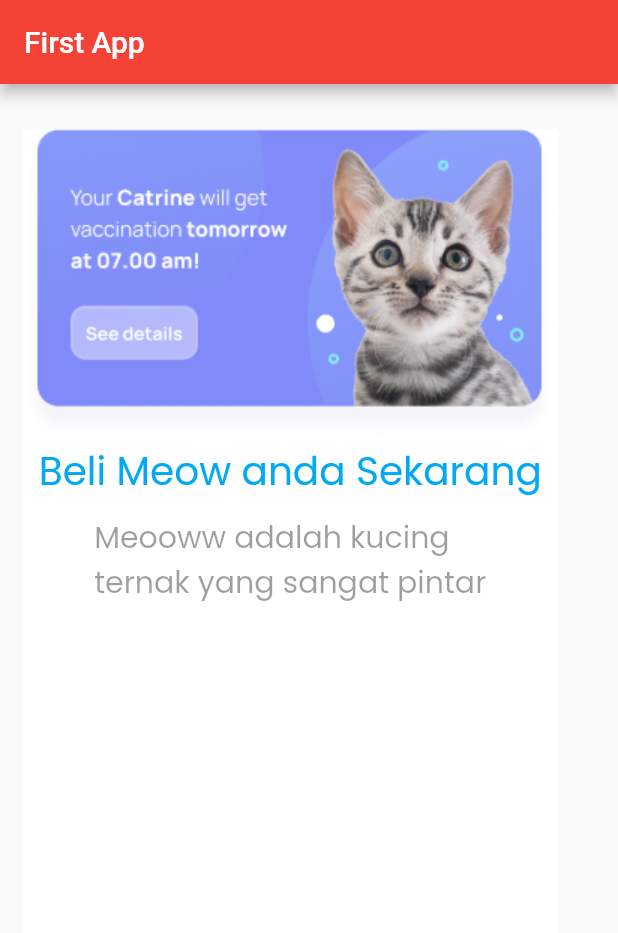
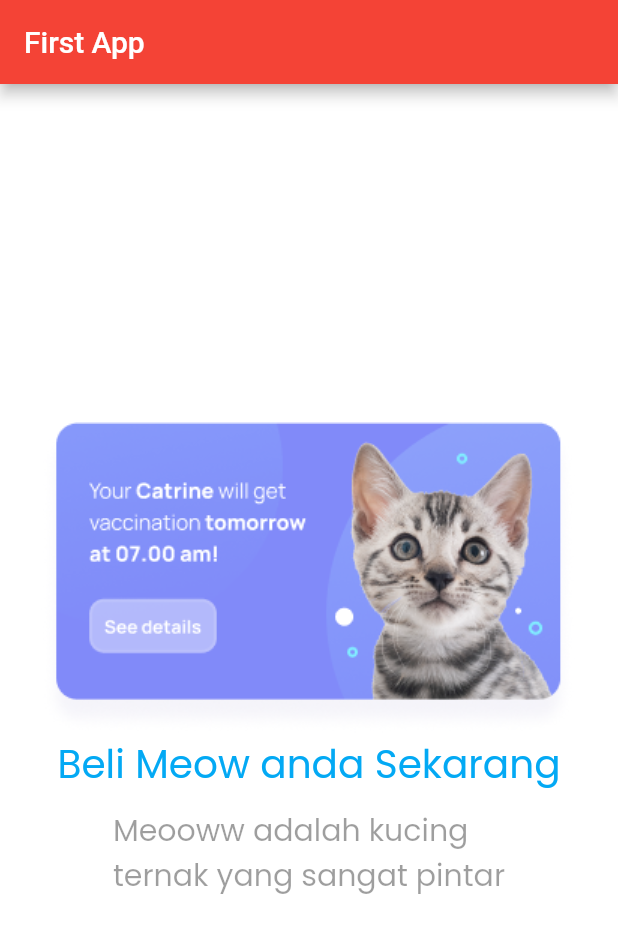
Before and after one commit to arifin1301/learn-flutter, a Flutter app: the screen it shows after launch, on a phone screen of 412 x 824 dp. Shown: the top 933 px of the screen. Run offline on Flutter 3.47's test engine with Material 2 defaults, Android fonts, the phone set to English and light mode, and no system bars.

Commit message:
mainAxisAlignment

```diff
--- a/lib/main.dart
+++ b/lib/main.dart
@@ -25,9 +25,11 @@ class MyApp extends StatelessWidget {
           body: SafeArea(
               child: Container(
                   color: Colors.white,
-            margin:
-                EdgeInsets.only(left: 15.0, top: 30.0, right: 5.0, bottom: 0),
-            child: Column(
+                  child: Row(
+                    mainAxisAlignment: MainAxisAlignment.center,
+                    children: <Widget>[
+                      Column(
+                        mainAxisAlignment: MainAxisAlignment.center,
                         children: <Widget>[
                           Image(image: AssetImage("assets/images/pets.png")),
                           Text(
@@ -41,7 +43,8 @@ class MyApp extends StatelessWidget {
                           ),
                         ],
                       ),
-          )),
+                    ],
+                  ))),
         ));
   }
 }
```
Lines whose indentation alone changed are shown as unchanged.
